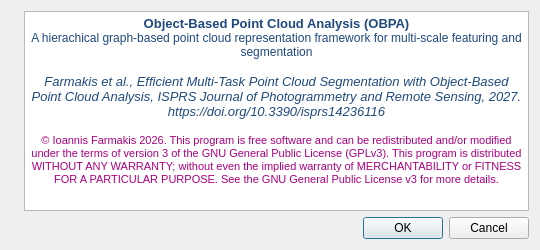
farmakis/qGAE, file ui/qGAEDisclaimerDialog.ui: the form before one commit.
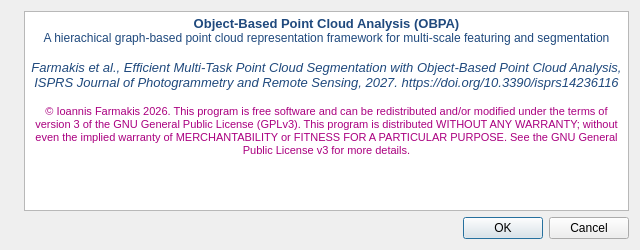
The form after the commit. Icons and pictures are not drawn.

The edit to the form file:
```diff
--- a/ui/qGAEDisclaimerDialog.ui
+++ b/ui/qGAEDisclaimerDialog.ui
@@ -6,7 +6,7 @@
    <rect>
     <x>0</x>
     <y>0</y>
-    <width>540</width>
+    <width>640</width>
     <height>250</height>
    </rect>
   </property>
```
Left out of the diff: 31 changed lines with no effect on the pictures. Lines whose indentation alone changed are shown as unchanged.
